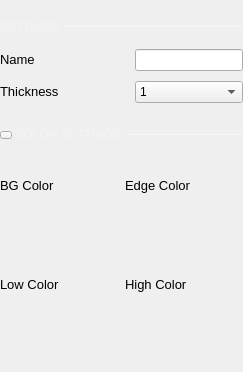
analogdevicesinc/scopy, file ui/logic_channel_settings.ui: the form before one commit.
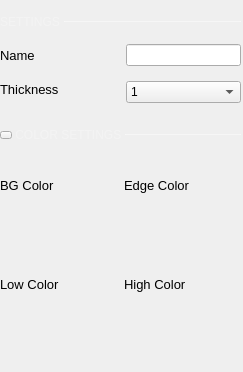
The form after the commit. Icons and pictures are not drawn.

Commit message: Logic Analyzer: Fix spacing in the channel settings menu.

Diff of the .ui file:
```diff
--- a/ui/logic_channel_settings.ui
+++ b/ui/logic_channel_settings.ui
@@ -11,7 +11,7 @@
    </rect>
   </property>
   <property name="sizePolicy">
-   <sizepolicy hsizetype="Preferred" vsizetype="Maximum">
+   <sizepolicy hsizetype="Maximum" vsizetype="Maximum">
     <horstretch>0</horstretch>
     <verstretch>0</verstretch>
    </sizepolicy>
@@ -34,7 +34,7 @@
     <number>0</number>
    </property>
    <property name="rightMargin">
-    <number>0</number>
+    <number>2</number>
    </property>
    <property name="bottomMargin">
     <number>0</number>
@@ -42,16 +42,40 @@
    <property name="verticalSpacing">
     <number>0</number>
    </property>
-   <item row="1" column="0">
-    <layout class="QGridLayout" name="gridLayout_4">
+   <item row="7" column="0">
+    <widget class="QWidget" name="widget" native="true">
+     <property name="minimumSize">
+      <size>
+       <width>0</width>
+       <height>50</height>
+      </size>
+     </property>
+     <layout class="QVBoxLayout" name="verticalLayout">
+      <property name="leftMargin">
+       <number>0</number>
+      </property>
      <property name="topMargin">
       <number>0</number>
      </property>
-     <property name="verticalSpacing">
-      <number>10</number>
-     </property>
-     <item row="0" column="0">
-      <widget class="QLabel" name="label_3">
+      <property name="rightMargin">
+       <number>0</number>
+      </property>
+      <property name="bottomMargin">
+       <number>0</number>
+      </property>
+      <item>
+       <layout class="QHBoxLayout" name="horizontalLayout_5">
+        <property name="sizeConstraint">
+         <enum>QLayout::SetDefaultConstraint</enum>
+        </property>
+        <property name="leftMargin">
+         <number>0</number>
+        </property>
+        <property name="topMargin">
+         <number>0</number>
+        </property>
+        <item>
+         <widget class="QLabel" name="label_5">
        <property name="sizePolicy">
         <sizepolicy hsizetype="Minimum" vsizetype="Fixed">
          <horstretch>0</horstretch>
@@ -62,92 +86,191 @@
         <string notr="true">font-size: 13px;</string>
        </property>
        <property name="text">
-        <string>Name</string>
+           <string>BG Color</string>
        </property>
       </widget>
      </item>
-     <item row="0" column="1">
-      <widget class="QLineEdit" name="nameLineEdit">
+        <item>
+         <widget class="QLabel" name="lblEdge">
        <property name="sizePolicy">
-        <sizepolicy hsizetype="Maximum" vsizetype="Fixed">
+           <sizepolicy hsizetype="Minimum" vsizetype="Fixed">
          <horstretch>0</horstretch>
          <verstretch>0</verstretch>
         </sizepolicy>
        </property>
-      </widget>
-     </item>
-     <item row="1" column="0">
-      <widget class="QLabel" name="label_4">
+          <property name="styleSheet">
+           <string notr="true">font-size: 13px;</string>
+          </property>
+          <property name="text">
+           <string>Edge Color</string>
+          </property>
+         </widget>
+        </item>
+       </layout>
+      </item>
+      <item>
+       <layout class="QHBoxLayout" name="horizontalLayout_6">
+        <property name="sizeConstraint">
+         <enum>QLayout::SetDefaultConstraint</enum>
+        </property>
+        <property name="topMargin">
+         <number>0</number>
+        </property>
+        <item>
+         <widget class="QWidget" name="colorBG" native="true">
        <property name="sizePolicy">
-        <sizepolicy hsizetype="Minimum" vsizetype="Fixed">
+           <sizepolicy hsizetype="Preferred" vsizetype="Fixed">
          <horstretch>0</horstretch>
          <verstretch>0</verstretch>
         </sizepolicy>
        </property>
-       <property name="styleSheet">
-        <string notr="true">font-size: 13px;</string>
-       </property>
-       <property name="text">
-        <string>Thickness</string>
-       </property>
-      </widget>
-     </item>
-     <item row="1" column="1">
-      <widget class="QComboBox" name="cmbThickness">
+          <property name="minimumSize">
+           <size>
+            <width>0</width>
+            <height>30</height>
+           </size>
+          </property>
+          <property name="maximumSize">
+           <size>
+            <width>16777215</width>
+            <height>30</height>
+           </size>
+          </property>
+          <property name="styleSheet">
+           <string notr="true"/>
+          </property>
+         </widget>
+        </item>
+        <item>
+         <widget class="QWidget" name="colorEdge" native="true">
        <property name="sizePolicy">
-        <sizepolicy hsizetype="Minimum" vsizetype="Fixed">
+           <sizepolicy hsizetype="Preferred" vsizetype="Fixed">
          <horstretch>0</horstretch>
          <verstretch>0</verstretch>
         </sizepolicy>
        </property>
-       <item>
-        <property name="text">
-         <string>1</string>
-        </property>
-       </item>
-       <item>
-        <property name="text">
-         <string>1.5</string>
-        </property>
-       </item>
-       <item>
-        <property name="text">
-         <string>2</string>
-        </property>
-       </item>
+          <property name="minimumSize">
+           <size>
+            <width>0</width>
+            <height>30</height>
+           </size>
+          </property>
+          <property name="maximumSize">
+           <size>
+            <width>16777215</width>
+            <height>30</height>
+           </size>
+          </property>
+          <property name="styleSheet">
+           <string notr="true"/>
+          </property>
+         </widget>
+        </item>
+       </layout>
+      </item>
        <item>
-        <property name="text">
-         <string>2.5</string>
+       <layout class="QHBoxLayout" name="horizontalLayout_8">
+        <property name="leftMargin">
+         <number>0</number>
         </property>
-       </item>
+        <property name="topMargin">
+         <number>0</number>
+        </property>
        <item>
+         <widget class="QLabel" name="lblLow">
+          <property name="sizePolicy">
+           <sizepolicy hsizetype="Minimum" vsizetype="Fixed">
+            <horstretch>0</horstretch>
+            <verstretch>0</verstretch>
+           </sizepolicy>
+          </property>
+          <property name="styleSheet">
+           <string notr="true">font-size: 13px;</string>
+          </property>
         <property name="text">
-         <string>3</string>
-        </property>
+           <string>Low Color</string>
+          </property>
+         </widget>
        </item>
        <item>
+         <widget class="QLabel" name="lblHigh">
+          <property name="sizePolicy">
+           <sizepolicy hsizetype="Minimum" vsizetype="Fixed">
+            <horstretch>0</horstretch>
+            <verstretch>0</verstretch>
+           </sizepolicy>
+          </property>
+          <property name="styleSheet">
+           <string notr="true">font-size: 13px;</string>
+          </property>
         <property name="text">
-         <string>3.5</string>
-        </property>
-       </item>
+           <string>High Color</string>
+          </property>
+         </widget>
+        </item>
+       </layout>
+      </item>
        <item>
-        <property name="text">
-         <string>4</string>
+       <layout class="QHBoxLayout" name="horizontalLayout_7">
+        <property name="topMargin">
+         <number>0</number>
         </property>
-       </item>
        <item>
-        <property name="text">
-         <string>4.5</string>
-        </property>
+         <widget class="QWidget" name="colorLow" native="true">
+          <property name="sizePolicy">
+           <sizepolicy hsizetype="Preferred" vsizetype="Fixed">
+            <horstretch>0</horstretch>
+            <verstretch>0</verstretch>
+           </sizepolicy>
+          </property>
+          <property name="minimumSize">
+           <size>
+            <width>0</width>
+            <height>30</height>
+           </size>
+          </property>
+          <property name="maximumSize">
+           <size>
+            <width>16777215</width>
+            <height>30</height>
+           </size>
+          </property>
+          <property name="styleSheet">
+           <string notr="true"/>
+          </property>
+         </widget>
        </item>
        <item>
-        <property name="text">
-         <string>5</string>
-        </property>
-       </item>
+         <widget class="QWidget" name="colorHigh" native="true">
+          <property name="sizePolicy">
+           <sizepolicy hsizetype="Preferred" vsizetype="Fixed">
+            <horstretch>0</horstretch>
+            <verstretch>0</verstretch>
+           </sizepolicy>
+          </property>
+          <property name="minimumSize">
+           <size>
+            <width>0</width>
+            <height>30</height>
+           </size>
+          </property>
+          <property name="maximumSize">
+           <size>
+            <width>16777215</width>
+            <height>30</height>
+           </size>
+          </property>
+          <property name="styleSheet">
+           <string notr="true"/>
+          </property>
       </widget>
      </item>
     </layout>
+      </item>
+     </layout>
+     <zorder></zorder>
+     <zorder></zorder>
+    </widget>
    </item>
    <item row="0" column="0">
     <layout class="QGridLayout" name="gridLayout_2">
@@ -228,14 +351,14 @@
        <property name="sizeHint" stdset="0">
         <size>
          <width>0</width>
-         <height>20</height>
+         <height>15</height>
         </size>
        </property>
       </spacer>
      </item>
     </layout>
    </item>
-   <item row="4" column="0">
+   <item row="6" column="0">
     <layout class="QGridLayout" name="gridLayout_3">
      <property name="leftMargin">
       <number>0</number>
@@ -370,42 +493,26 @@
      </item>
     </layout>
    </item>
-   <item row="5" column="0">
-    <widget class="QWidget" name="widget" native="true">
-     <property name="minimumSize">
-      <size>
-       <width>0</width>
-       <height>50</height>
-      </size>
+   <item row="3" column="0">
+    <layout class="QHBoxLayout" name="horizontalLayout_2">
+     <property name="spacing">
+      <number>10</number>
      </property>
-     <layout class="QVBoxLayout" name="verticalLayout">
-      <property name="leftMargin">
-       <number>0</number>
-      </property>
       <property name="topMargin">
        <number>0</number>
       </property>
-      <property name="rightMargin">
-       <number>0</number>
-      </property>
-      <property name="bottomMargin">
-       <number>0</number>
-      </property>
       <item>
-       <layout class="QHBoxLayout" name="horizontalLayout_5">
-        <property name="sizeConstraint">
-         <enum>QLayout::SetDefaultConstraint</enum>
-        </property>
-        <property name="leftMargin">
-         <number>0</number>
-        </property>
+      <layout class="QVBoxLayout" name="verticalLayout_2">
+       <property name="spacing">
+        <number>15</number>
+       </property>
         <property name="topMargin">
          <number>0</number>
         </property>
         <item>
-         <widget class="QLabel" name="label_5">
+        <widget class="QLabel" name="label_3">
           <property name="sizePolicy">
-           <sizepolicy hsizetype="Minimum" vsizetype="Fixed">
+          <sizepolicy hsizetype="Preferred" vsizetype="Fixed">
             <horstretch>0</horstretch>
             <verstretch>0</verstretch>
            </sizepolicy>
@@ -414,12 +521,12 @@
            <string notr="true">font-size: 13px;</string>
           </property>
           <property name="text">
-           <string>BG Color</string>
+          <string>Name</string>
           </property>
          </widget>
         </item>
         <item>
-         <widget class="QLabel" name="lblEdge">
+        <widget class="QLabel" name="label_4">
           <property name="sizePolicy">
            <sizepolicy hsizetype="Minimum" vsizetype="Fixed">
             <horstretch>0</horstretch>
@@ -430,175 +537,103 @@
            <string notr="true">font-size: 13px;</string>
           </property>
           <property name="text">
-           <string>Edge Color</string>
+          <string>Thickness</string>
           </property>
          </widget>
         </item>
        </layout>
       </item>
       <item>
-       <layout class="QHBoxLayout" name="horizontalLayout_6">
-        <property name="sizeConstraint">
-         <enum>QLayout::SetDefaultConstraint</enum>
+      <layout class="QVBoxLayout" name="verticalLayout_4">
+       <property name="spacing">
+        <number>15</number>
         </property>
         <property name="topMargin">
          <number>0</number>
         </property>
         <item>
-         <widget class="QWidget" name="colorBG" native="true">
+        <widget class="QLineEdit" name="nameLineEdit">
           <property name="sizePolicy">
            <sizepolicy hsizetype="Preferred" vsizetype="Fixed">
             <horstretch>0</horstretch>
             <verstretch>0</verstretch>
            </sizepolicy>
           </property>
-          <property name="minimumSize">
-           <size>
-            <width>0</width>
-            <height>30</height>
-           </size>
-          </property>
           <property name="maximumSize">
            <size>
             <width>16777215</width>
-            <height>30</height>
-           </size>
-          </property>
-          <property name="styleSheet">
-           <string notr="true"/>
+           <height>16777215</height>
+          </size>
+         </property>
+         <property name="maxLength">
+          <number>5</number>
           </property>
          </widget>
         </item>
         <item>
-         <widget class="QWidget" name="colorEdge" native="true">
+        <widget class="QComboBox" name="cmbThickness">
           <property name="sizePolicy">
-           <sizepolicy hsizetype="Preferred" vsizetype="Fixed">
+          <sizepolicy hsizetype="Minimum" vsizetype="Fixed">
             <horstretch>0</horstretch>
             <verstretch>0</verstretch>
            </sizepolicy>
           </property>
-          <property name="minimumSize">
-           <size>
-            <width>0</width>
-            <height>30</height>
-           </size>
-          </property>
           <property name="maximumSize">
            <size>
             <width>16777215</width>
-            <height>30</height>
-           </size>
-          </property>
-          <property name="styleSheet">
-           <string notr="true"/>
+           <height>16777215</height>
+          </size>
+         </property>
+         <item>
+          <property name="text">
+           <string>1</string>
           </property>
-         </widget>
-        </item>
-       </layout>
-      </item>
+         </item>
       <item>
-       <layout class="QHBoxLayout" name="horizontalLayout_8">
-        <property name="leftMargin">
-         <number>0</number>
-        </property>
-        <property name="topMargin">
-         <number>0</number>
-        </property>
+          <property name="text">
+           <string>1.5</string>
+          </property>
+         </item>
         <item>
-         <widget class="QLabel" name="lblLow">
-          <property name="sizePolicy">
-           <sizepolicy hsizetype="Minimum" vsizetype="Fixed">
-            <horstretch>0</horstretch>
-            <verstretch>0</verstretch>
-           </sizepolicy>
+          <property name="text">
+           <string>2</string>
           </property>
-          <property name="styleSheet">
-           <string notr="true">font-size: 13px;</string>
-          </property>
+         </item>
+         <item>
           <property name="text">
-           <string>Low Color</string>
+           <string>2.5</string>
           </property>
-         </widget>
         </item>
         <item>
-         <widget class="QLabel" name="lblHigh">
-          <property name="sizePolicy">
-           <sizepolicy hsizetype="Minimum" vsizetype="Fixed">
-            <horstretch>0</horstretch>
-            <verstretch>0</verstretch>
-           </sizepolicy>
+          <property name="text">
+           <string>3</string>
           </property>
-          <property name="styleSheet">
-           <string notr="true">font-size: 13px;</string>
-          </property>
+         </item>
+         <item>
           <property name="text">
-           <string>High Color</string>
+           <string>3.5</string>
           </property>
-         </widget>
-        </item>
-       </layout>
-      </item>
+         </item>
       <item>
-       <layout class="QHBoxLayout" name="horizontalLayout_7">
-        <property name="topMargin">
-         <number>0</number>
-        </property>
+          <property name="text">
+           <string>4</string>
+          </property>
+         </item>
         <item>
-         <widget class="QWidget" name="colorLow" native="true">
-          <property name="sizePolicy">
-           <sizepolicy hsizetype="Preferred" vsizetype="Fixed">
-            <horstretch>0</horstretch>
-            <verstretch>0</verstretch>
-           </sizepolicy>
+          <property name="text">
+           <string>4.5</string>
           </property>
-          <property name="minimumSize">
-           <size>
-            <width>0</width>
-            <height>30</height>
-           </size>
-          </property>
-          <property name="maximumSize">
-           <size>
-            <width>16777215</width>
-            <height>30</height>
-           </size>
-          </property>
-          <property name="styleSheet">
-           <string notr="true"/>
-          </property>
-         </widget>
         </item>
         <item>
-         <widget class="QWidget" name="colorHigh" native="true">
-          <property name="sizePolicy">
-           <sizepolicy hsizetype="Preferred" vsizetype="Fixed">
-            <horstretch>0</horstretch>
-            <verstretch>0</verstretch>
-           </sizepolicy>
+          <property name="text">
+           <string>5</string>
           </property>
-          <property name="minimumSize">
-           <size>
-            <width>0</width>
-            <height>30</height>
-           </size>
-          </property>
-          <property name="maximumSize">
-           <size>
-            <width>16777215</width>
-            <height>30</height>
-           </size>
-          </property>
-          <property name="styleSheet">
-           <string notr="true"/>
-          </property>
+         </item>
          </widget>
         </item>
        </layout>
       </item>
      </layout>
-     <zorder></zorder>
-     <zorder></zorder>
-    </widget>
    </item>
   </layout>
  </widget>
```
Lines whose indentation alone changed are shown as unchanged.
